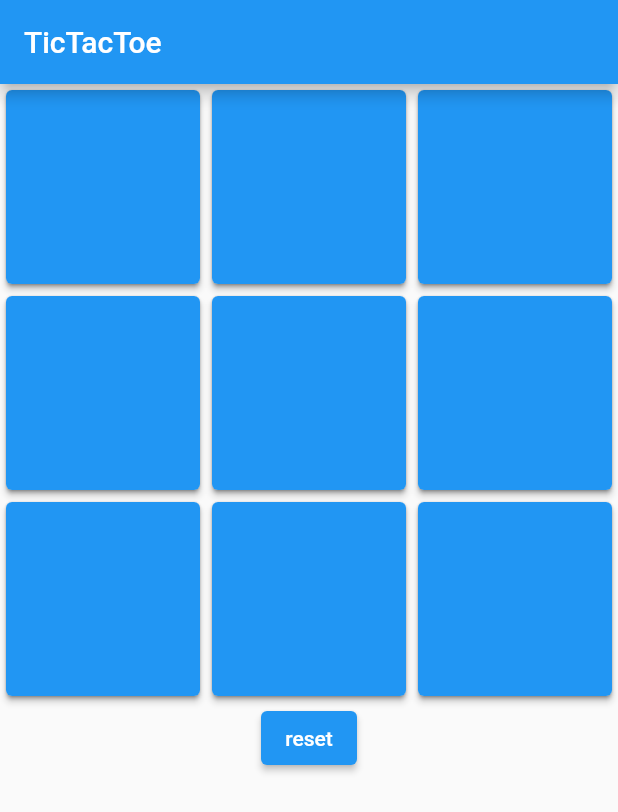
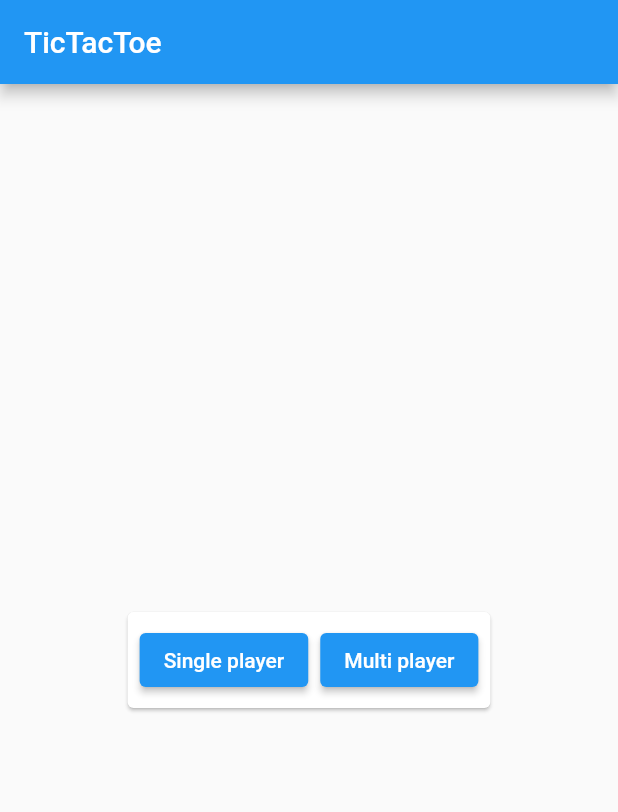
Before and after one commit to micedreams/tic-tac-toe, a Flutter app: the screen it shows after launch, on a phone screen of 412 x 824 dp. Shown: the top 812 px of the screen. Run offline on Flutter 3.47's test engine with Material 2 defaults, Android fonts, the phone set to English and light mode, and no system bars; our stand-ins replace flutter_bloc.

Commit message:
Add Reset card.

```diff
--- a/lib/BLoCPattern/tic_tac_toe_bloc.dart
+++ b/lib/BLoCPattern/tic_tac_toe_bloc.dart
@@ -6,16 +6,22 @@ import 'package:tic_tac_toe/tic_tac_toe_functions.dart';
 class TicTacToeBloc extends Bloc<TicTacToeEvent, TicTacToeState> {
   TicTacToeFunctions function = new TicTacToeFunctions();
   var str = List.filled(9, "", growable: false);
-  TicTacToeBloc()
-      : super(TicTacToeState(str: List.filled(9, "", growable: false))) {
+  var isSingle = false;
+  TicTacToeBloc() : super(ResetCard()) {
     on<ResetEvent>((event, emit) {
       var dispose = function.dispose();
       str = dispose[0];
-      emit(TicTacToeState(str: dispose[0], result: dispose[1]));
+      emit(ResetCard());
     });
+
+    on<PlayerEvent>((event, emit) {
+      isSingle = event.isSingle;
+      emit(Board(str: str, result: "Reset"));
+    });
+
     on<ClickEvent>((event, emit) {
       var click = function.click(event.index, str);
-      emit(TicTacToeState(str: click[0], result: click[1]));
+      emit(Board(str: click[0], result: click[1]));
 
       if (str.contains(''))
         Future.delayed(
@@ -27,7 +33,7 @@ class TicTacToeBloc extends Bloc<TicTacToeEvent, TicTacToeState> {
     on<AddEvent>((event, emit) {
       final index = function.getRandomEmptyIndex(str);
       var click = function.click(index, str);
-      emit(TicTacToeState(str: click[0], result: click[1]));
+      emit(Board(str: click[0], result: click[1]));
     });
   }
 }
--- a/lib/BLoCPattern/tic_tac_toe_event.dart
+++ b/lib/BLoCPattern/tic_tac_toe_event.dart
@@ -10,3 +10,8 @@ class ClickEvent extends TicTacToeEvent {
 class AddEvent extends TicTacToeEvent {
   AddEvent();
 }
+
+class PlayerEvent extends TicTacToeEvent {
+  final bool isSingle;
+  PlayerEvent(this.isSingle);
+}
--- a/lib/BLoCPattern/tic_tac_toe_state.dart
+++ b/lib/BLoCPattern/tic_tac_toe_state.dart
@@ -1,5 +1,9 @@
-class TicTacToeState {
+class TicTacToeState {}
+
+class Board extends TicTacToeState {
   final str;
   final result;
-  TicTacToeState({this.str, this.result = "reset"});
+  Board({this.str, this.result = "reset"});
 }
+
+class ResetCard extends TicTacToeState {}
--- a/lib/tic_tac_toe.dart
+++ b/lib/tic_tac_toe.dart
@@ -4,12 +4,7 @@ import 'package:tic_tac_toe/BLoCPattern/tic_tac_toe_bloc.dart';
 import 'package:tic_tac_toe/BLoCPattern/tic_tac_toe_event.dart';
 import 'package:tic_tac_toe/BLoCPattern/tic_tac_toe_state.dart';
 
-class TicTacToe extends StatefulWidget {
-  @override
-  State createState() => _TicTacToeViewState();
-}
-
-class _TicTacToeViewState extends State<TicTacToe> {
+class TicTacToe extends StatelessWidget {
   @override
   Widget build(context) => Scaffold(
       appBar: AppBar(
@@ -19,6 +14,7 @@ class _TicTacToeViewState extends State<TicTacToe> {
         builder: (context, state) {
           final blocContext = BlocProvider.of<TicTacToeBloc>(context);
 
+          if (state is Board)
             return Column(
               children: [
                 GridView.count(
@@ -42,6 +38,24 @@ class _TicTacToeViewState extends State<TicTacToe> {
                 ),
               ],
             );
+
+          return Center(
+            child: Card(
+              child: ButtonBar(
+                mainAxisSize: MainAxisSize.min,
+                children: [
+                  ElevatedButton(
+                    onPressed: () => blocContext.add(PlayerEvent(true)),
+                    child: Text('Single player'),
+                  ),
+                  ElevatedButton(
+                    onPressed: () => blocContext.add(PlayerEvent(false)),
+                    child: Text('Multi player'),
+                  ),
+                ],
+              ),
+            ),
+          );
         },
       ));
 }
```
Lines whose indentation alone changed are shown as unchanged.
